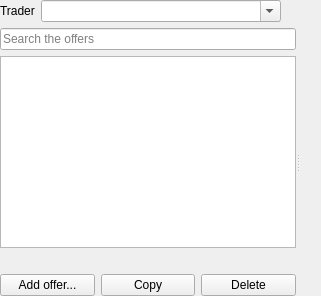
Qt form src_new/ui/designer/assort_tab.ui (ThePi1/SPT-Trader-Builder) before a commit.
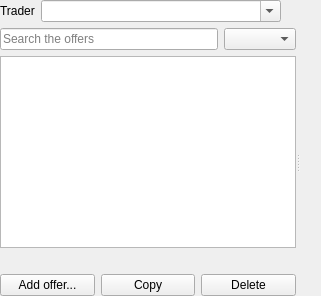
The same form after that commit.

Commit message: Quest search, trader level filter, Locale panel and clearer More buttons

What changed in the file:
```diff
--- a/src_new/ui/designer/assort_tab.ui
+++ b/src_new/ui/designer/assort_tab.ui
@@ -78,6 +78,8 @@
         <number>0</number>
        </property>
        <item>
+        <layout class="QHBoxLayout" name="searchRow" stretch="1,0">
+         <item>
         <widget class="QLineEdit" name="search">
          <property name="placeholderText">
           <string>Search the offers</string>
@@ -85,6 +87,15 @@
         </widget>
        </item>
        <item>
+          <widget class="QComboBox" name="levelFilter">
+           <property name="toolTip">
+            <string>Show only the offers that unlock at this trader level.</string>
+           </property>
+          </widget>
+         </item>
+        </layout>
+       </item>
+       <item>
         <widget class="QListWidget" name="list"/>
        </item>
        <item>
```
Left out of the diff: 1 changed line with no effect on the pictures. Lines whose indentation alone changed are shown as unchanged. The commit also changes 10 other files.
